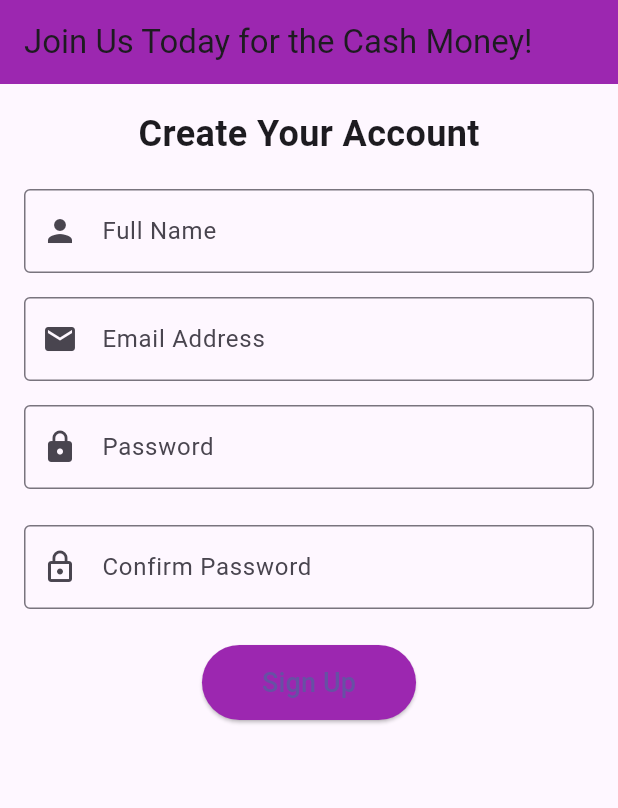
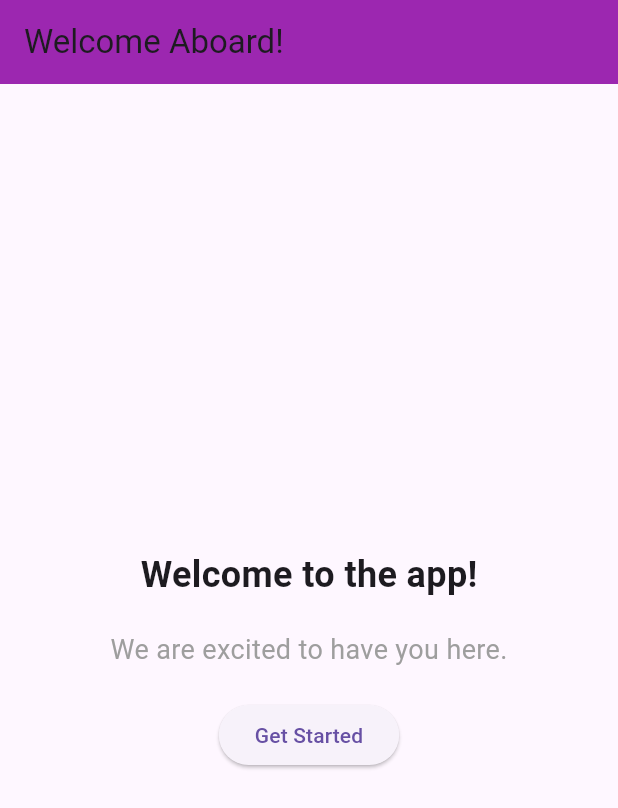
Before and after one commit to toomyt/Signup-App-2, a Flutter app: the screen it shows after launch, on a phone screen of 412 x 824 dp. Shown: the top 808 px of the screen. Run offline on Flutter 3.47's test engine with Material 3 defaults, Android fonts, the phone set to English and light mode, and no system bars.

Commit message:
added welcome screen

```diff
--- a/lib/main.dart
+++ b/lib/main.dart
@@ -1,188 +1,18 @@
 import 'package:flutter/material.dart';
+import 'package:signup_app_2/screens/welcome_screen.dart';
 
 void main() {
   runApp(const MyApp());
 }
 
-// 🧓 Great-Grandparent
 class MyApp extends StatelessWidget {
   const MyApp({super.key});
 
   @override
   Widget build(BuildContext context) {
     return MaterialApp(
-      title: 'Fun Signup App',
-      theme: ThemeData(primarySwatch: Colors.purple),
-      home: const SignupPage(),
+      debugShowCheckedModeBanner: false,
+      home: const WelcomeScreen(),
     );
   }
 }
-
-class SignupPage extends StatefulWidget {
-  const SignupPage({super.key});
-
-  @override
-  State<SignupPage> createState() => _SignupPageState();
-}
-
-class _SignupPageState extends State<SignupPage> {
-  // 🔑 The Global Key - acts like a remote control for the form
-  final _formKey = GlobalKey<FormState>();
-
-  // 📝 Controllers to track what the user types
-  final TextEditingController _nameController = TextEditingController();
-  final TextEditingController _emailController = TextEditingController();
-  final TextEditingController _passwordController = TextEditingController();
-  final TextEditingController _confirmPasswordController = TextEditingController();
-
-  @override
-  Widget build(BuildContext context) {
-    return Scaffold( // 👨 Parent
-      appBar: AppBar(
-        title: const Text('Join Us Today for the Cash Money!'),
-        backgroundColor: Colors.purple,
-      ),
-      body: Padding(
-        padding: const EdgeInsets.all(16.0),
-        child: Form( // 👶 Child
-          key: _formKey,
-          child: Column(
-            children: [
-              const Text(
-                'Create Your Account',
-                style: TextStyle(fontSize: 24, fontWeight: FontWeight.bold),
-              ),
-              const SizedBox(height: 20),
-
-              // 👤 Name Field
-              TextFormField(
-                controller: _nameController,
-                decoration: const InputDecoration(
-                  labelText: 'Full Name',
-                  prefixIcon: Icon(Icons.person),
-                  border: OutlineInputBorder(),
-                ),
-                validator: (value) {
-                  if (value == null || value.isEmpty) {
-                    return 'Please enter your name';
-                  }
-                  return null;
-                },
-              ),
-              const SizedBox(height: 16),
-
-              // 📧 Email Field
-              TextFormField(
-                controller: _emailController,
-                decoration: const InputDecoration(
-                  labelText: 'Email Address',
-                  prefixIcon: Icon(Icons.email),
-                  border: OutlineInputBorder(),
-                ),
-                validator: (value) {
-                  if (value == null || value.isEmpty) {
-                    return 'Please enter your email';
-                  }
-                  if (!value.contains('@')) {
-                    return 'Please enter a valid email';
-                  }
-                  return null;
-                },
-              ),
-              const SizedBox(height: 16),
-
-              // 🔒 Password Field
-              TextFormField(
-                controller: _passwordController,
-                obscureText: true,
-                decoration: const InputDecoration(
-                  labelText: 'Password',
-                  prefixIcon: Icon(Icons.lock),
-                  border: OutlineInputBorder(),
-                ),
-                validator: (value) {
-                  if (value == null || value.isEmpty) {
-                    return 'Please enter a password';
-                  }
-                  if (value.length < 6) {
-                    return 'Password must be at least 6 characters';
-                  }
-                  return null;
-                },
-              ),
-              const SizedBox(height: 24),
-
-              TextFormField(
-                controller: _confirmPasswordController,
-                obscureText: true,
-                decoration: const InputDecoration(
-                  labelText: 'Confirm Password',
-                  prefixIcon: Icon(Icons.lock_outline),
-                  border: OutlineInputBorder(),
-                ),
-                validator: (value) {
-                  if (value == null || value.isEmpty) {
-                    return 'Please confirm your password';
-                  }
-                  if (value != _passwordController.text) {
-                    return 'Passwords do not match';
-                  }
-                  return null;
-                },
-
-              ),
-              const SizedBox(height: 24),
-              // 🚀 Sign Up Button
-              ElevatedButton(
-                onPressed: () {
-                  if (_formKey.currentState!.validate()) {
-                    ScaffoldMessenger.of(context).showSnackBar(
-                      const SnackBar(
-                        content: Text('Welcome! Account created successfully.'),
-                        backgroundColor: Colors.green,
-                      ),
-                    );
-                    Navigator.push(
-                      context,
-                      MaterialPageRoute<void>(builder: (context) => WelcomePage(name: _nameController.text)),
-                    );
-                  }
-                },
-                style: ElevatedButton.styleFrom(
-                  backgroundColor: Colors.purple,
-                  padding: const EdgeInsets.symmetric(horizontal: 40, vertical: 12),
-                ),
-                child: const Text(
-                  'Sign Up',
-                  style: TextStyle(fontSize: 18),
-                ),
-              ),
-            ],
-          ),
-        ),
-      ),
-    );
-  }
-}
-
-class WelcomePage extends StatelessWidget {
-  final String name;
-
-  const WelcomePage({super.key, required this.name});
-
-  @override
-  Widget build(BuildContext context) {
-    return Scaffold(
-      appBar: AppBar(
-        title: const Text('Welcome Aboard!'),
-        backgroundColor: Colors.purple,
-      ),
-      body: Center(
-        child: Text(
-          'Welcome $name to the app!',
-          style: const TextStyle(fontSize: 24, fontWeight: FontWeight.bold),
-        )
-      ),
-    );
-  }
-}
--- /dev/null
+++ b/lib/screens/welcome_screen.dart
@@ -0,0 +1,42 @@
+import 'package:flutter/material.dart';
+
+class WelcomeScreen extends StatelessWidget {
+
+  const WelcomeScreen({super.key});
+
+  @override
+  Widget build(BuildContext context) {
+    return Scaffold(
+      appBar: AppBar(
+        title: const Text('Welcome Aboard!'),
+        backgroundColor: Colors.purple,
+      ),
+      body: Center(
+        child: Column(
+          mainAxisAlignment: MainAxisAlignment.center,
+          children: [
+            Text(
+              'Welcome to the app!',
+              style: const TextStyle(fontSize: 24, fontWeight: FontWeight.bold),
+            ),
+            const SizedBox(height: 20),
+            Text(
+              'We are excited to have you here.',
+              style: const TextStyle(fontSize: 18, color: Colors.grey),
+            ),
+            const SizedBox(height: 20),
+            ElevatedButton(
+              onPressed: () {
+                Navigator.pop(
+                  context,
+                  MaterialPageRoute(builder: (context) => const WelcomeScreen()),
+                );
+              },
+              child: const Text('Get Started'),
+            )
+          ],
+        ),
+      ),
+    );
+  }
+}
--- a/pubspec.yaml
+++ b/pubspec.yaml
@@ -34,6 +34,8 @@ dependencies:
   # The following adds the Cupertino Icons font to your application.
   # Use with the CupertinoIcons class for iOS style icons.
   cupertino_icons: ^1.0.8
+  animated_text_kit: ^4.3.0
+  confetti: ^0.8.0
 
 dev_dependencies:
   flutter_test:
```
Also changed, not shown: pubspec.lock.
